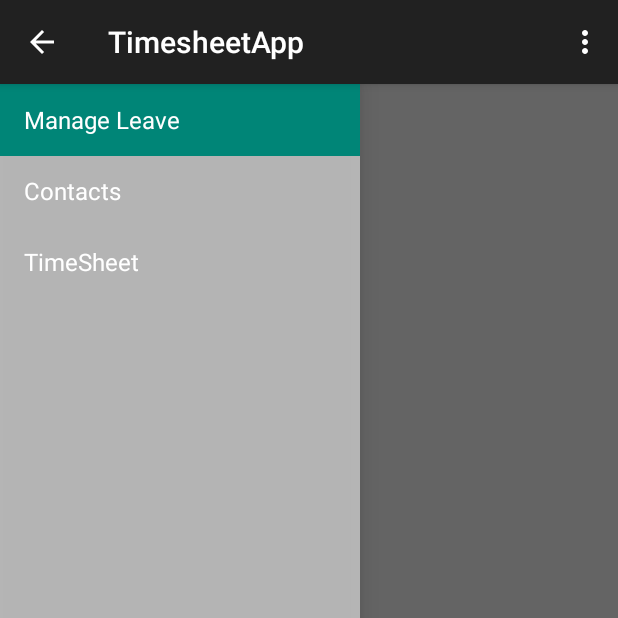
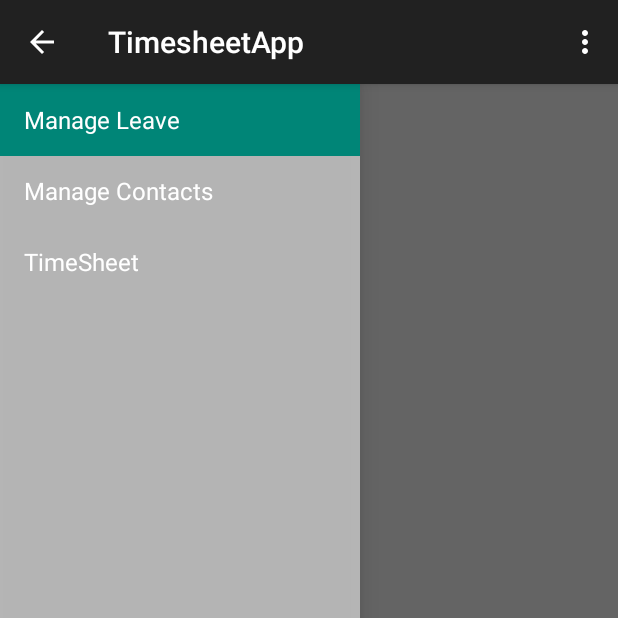
Before and after one commit to AshleyEls/TimesheetMobileApplication, an Android app: the screen it shows after launch (MainActivity), on a phone screen of 412 x 824 dp, the top half of it. Run offline under Robolectric (Android 15) with nearby library versions, the phone set to English and light mode, and no system bars; 2 statements that could not run were skipped.

Commit message:
Updated Navigation Menu Items

```diff
--- a/app/src/main/java/za/co/timesheetapp/NavigationDrawerFragment.java
+++ b/app/src/main/java/za/co/timesheetapp/NavigationDrawerFragment.java
@@ -103,7 +103,7 @@ public class NavigationDrawerFragment extends Fragment {
                 android.R.id.text1,
                 new String[]{
                         "Manage Leave",
-                        "Contacts",
+                        "Manage Contacts",
                         "TimeSheet",
                 }));
         mDrawerListView.setItemChecked(mCurrentSelectedPosition, true);
```
